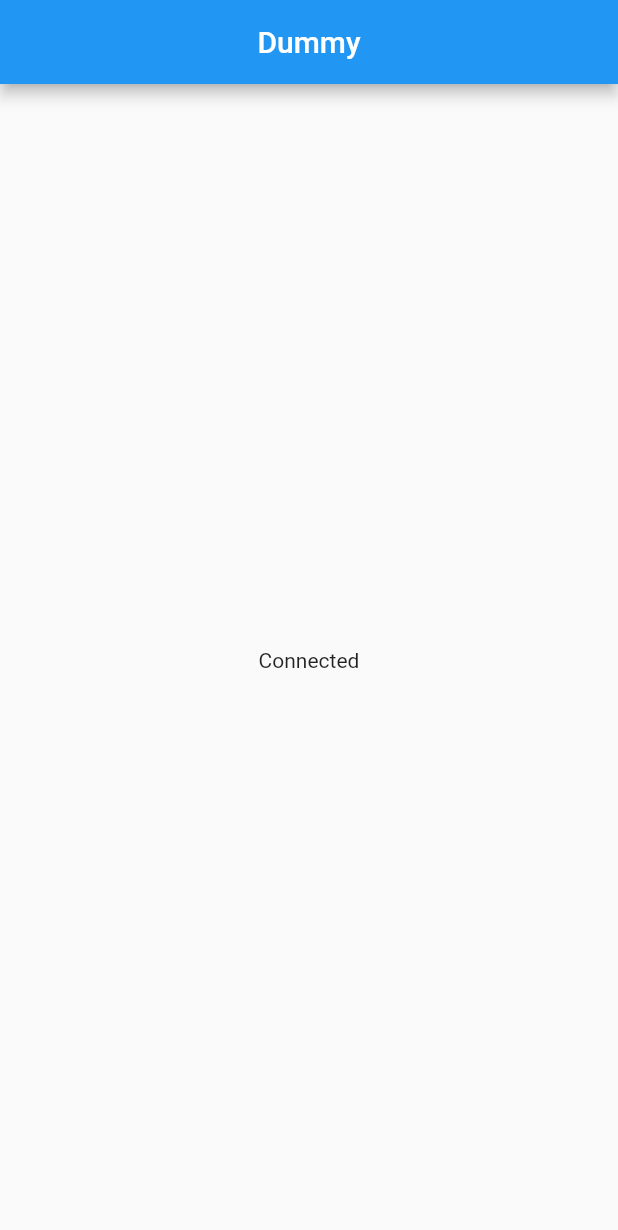
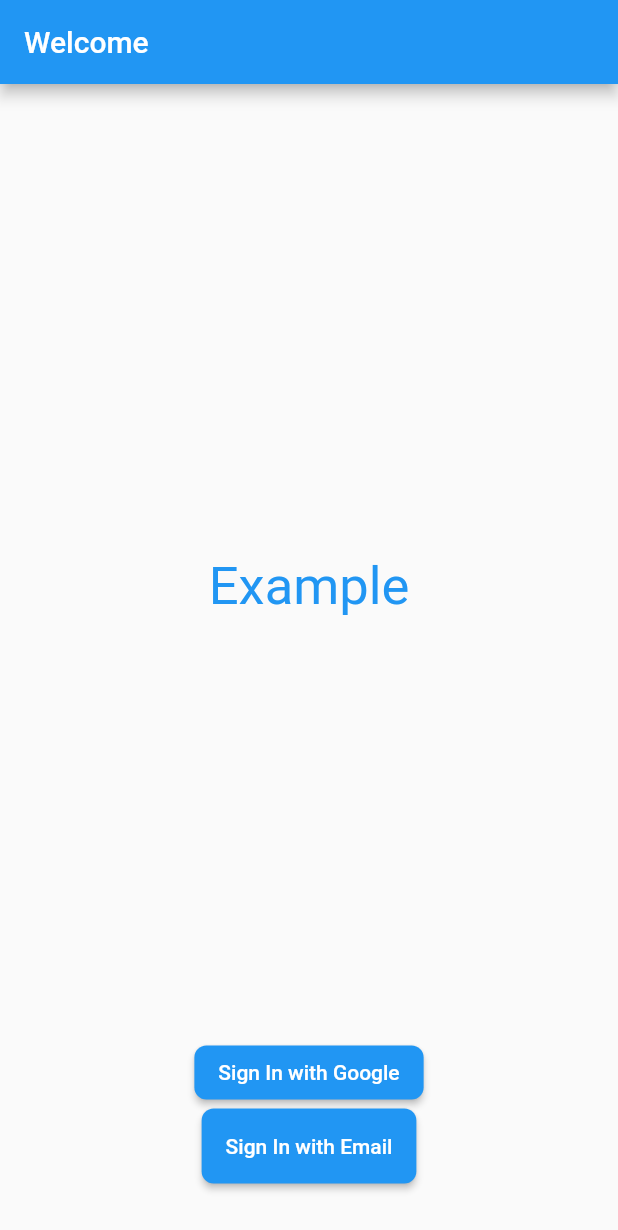
Before and after one commit to Mohitkoley/bloc_three, a Flutter app: the screen it shows after launch, on a phone screen of 412 x 824 dp. Shown: the top 1230 px of the screen. Run offline on Flutter 3.47's test engine with Material 2 defaults, Android fonts, the phone set to English and light mode, and no system bars; our stand-ins replace bloc, connectivity_plus, email_validator, flutter_bloc.

Commit message:
third commit

```diff
--- a/lib/main.dart
+++ b/lib/main.dart
@@ -1,9 +1,10 @@
 import 'package:bloc_three/Cubit/cubit/internet_cubit.dart';
-import 'package:bloc_three/screens/home.dart';
+import 'package:bloc_three/screens/welcome/welcome_screen.dart';
 import 'package:flutter/material.dart';
 import 'package:flutter_bloc/flutter_bloc.dart';
 
 void main() {
+  WidgetsFlutterBinding.ensureInitialized();
   runApp(const MyApp());
 }
 
@@ -20,8 +21,19 @@ class MyApp extends StatelessWidget {
         title: 'Flutter Demo',
         theme: ThemeData(
           primarySwatch: Colors.blue,
+          inputDecorationTheme: const InputDecorationTheme(
+            enabledBorder: OutlineInputBorder(
+              borderSide: BorderSide(width: 3, color: Colors.white),
+            ),
+            border: OutlineInputBorder(
+              borderSide: BorderSide(width: 3, color: Colors.amberAccent),
+            ),
+            focusedBorder: OutlineInputBorder(
+              borderSide: BorderSide(width: 3, color: Colors.amberAccent),
+            ),
+          ),
         ),
-        home: const Home(),
+        home: const WelcomeScreen(),
       ),
     );
   }
--- /dev/null
+++ b/lib/screens/Sign_in/bloc/sign_in_bloc.dart
@@ -0,0 +1,25 @@
+import 'package:bloc/bloc.dart';
+import 'package:email_validator/email_validator.dart';
+import 'package:meta/meta.dart';
+
+part 'sign_in_event.dart';
+part 'sign_in_state.dart';
+
+class SignInBloc extends Bloc<SignInEvent, SignInState> {
+  SignInBloc() : super(SignInInitial()) {
+    on<SignInTextChangedEvent>((event, emit) {
+      if (event.emailValue.isEmpty || event.emailValue == "") {
+        emit(SignInErrorState(errorMessage: "Email is empty"));
+      } else if (!EmailValidator.validate(event.emailValue)) {
+        emit(SignInErrorState(errorMessage: "Email is not valid"));
+      } else if (event.passwordValue.length < 8) {
+        emit(SignInErrorState(errorMessage: "Password is not valid"));
+      } else {
+        emit(SignInValidState());
+      }
+    });
+    on<SignInSubmittedEvent>((event, emit) {
+      emit(SignInLoadingState());
+    });
+  }
+}
--- /dev/null
+++ b/lib/screens/Sign_in/bloc/sign_in_event.dart
@@ -0,0 +1,17 @@
+part of 'sign_in_bloc.dart';
+
+@immutable
+abstract class SignInEvent {}
+
+class SignInTextChangedEvent extends SignInEvent {
+  final String emailValue;
+  final String passwordValue;
+  SignInTextChangedEvent(
+      {required this.emailValue, required this.passwordValue});
+}
+
+class SignInSubmittedEvent extends SignInEvent {
+  final String email;
+  final String password;
+  SignInSubmittedEvent({required this.email, required this.password});
+}
--- /dev/null
+++ b/lib/screens/Sign_in/bloc/sign_in_state.dart
@@ -0,0 +1,15 @@
+part of 'sign_in_bloc.dart';
+
+@immutable
+abstract class SignInState {}
+
+class SignInInitial extends SignInState {}
+
+class SignInValidState extends SignInState {}
+
+class SignInErrorState extends SignInState {
+  final String errorMessage;
+  SignInErrorState({required this.errorMessage});
+}
+
+class SignInLoadingState extends SignInState {}
--- /dev/null
+++ b/lib/screens/welcome/welcome_screen.dart
@@ -0,0 +1,65 @@
+import 'package:bloc_three/screens/Sign_in/bloc/sign_in_bloc.dart';
+import 'package:bloc_three/screens/Sign_in/sign_in_screen.dart';
+import 'package:flutter/material.dart';
+import 'package:flutter_bloc/flutter_bloc.dart';
+
+class WelcomeScreen extends StatefulWidget {
+  const WelcomeScreen({super.key});
+
+  @override
+  State<WelcomeScreen> createState() => _WelcomeScreenState();
+}
+
+class _WelcomeScreenState extends State<WelcomeScreen> {
+  @override
+  Widget build(BuildContext context) {
+    return Scaffold(
+      appBar: AppBar(title: Text("Welcome")),
+      body: SafeArea(
+        child: Padding(
+          padding: EdgeInsets.all(10),
+          child: Column(
+            mainAxisAlignment: MainAxisAlignment.center,
+            children: [
+              Container(
+                height: 600,
+                child: const Center(
+                  child: Text("Example",
+                      style: TextStyle(fontSize: 35, color: Colors.blue)),
+                ),
+              ),
+              Column(
+                mainAxisAlignment: MainAxisAlignment.spaceBetween,
+                children: [
+                  ElevatedButton(
+                    onPressed: () {},
+                    child: Text("Sign In with Google"),
+                    style: ElevatedButton.styleFrom(
+                        shape: RoundedRectangleBorder(
+                            borderRadius: BorderRadius.circular(8))),
+                  ),
+                  ElevatedButton(
+                    onPressed: () {
+                      Navigator.push(
+                          context,
+                          MaterialPageRoute(
+                              builder: (_) => BlocProvider(
+                                    create: (context) => SignInBloc(),
+                                    child: const SignInScreen(),
+                                  )));
+                    },
+                    child: Text("Sign In with Email"),
+                    style: ElevatedButton.styleFrom(
+                        minimumSize: Size(60, 50),
+                        shape: RoundedRectangleBorder(
+                            borderRadius: BorderRadius.circular(8))),
+                  ),
+                ],
+              )
+            ],
+          ),
+        ),
+      ),
+    );
+  }
+}
--- a/pubspec.yaml
+++ b/pubspec.yaml
@@ -38,6 +38,7 @@ dependencies:
   bloc: ^8.1.1
   flutter_bloc: ^8.1.2
   connectivity_plus: ^3.0.4
+  email_validator: ^2.1.17
 
 dev_dependencies:
   flutter_test:
@@ -62,8 +63,8 @@ flutter:
   uses-material-design: true
 
   # To add assets to your application, add an assets section, like this:
-  # assets:
-  #   - images/a_dot_burr.jpeg
+  assets:
+    - assets/
   #   - images/a_dot_ham.jpeg
 
   # An image asset can refer to one or more resolution-specific "variants", see
```
Also changed, not shown: lib/screens/Sign_in/sign_in_screen.dart (added, +261 -0 lines), assets/background.jpg (added), pubspec.lock, 3 other files.
